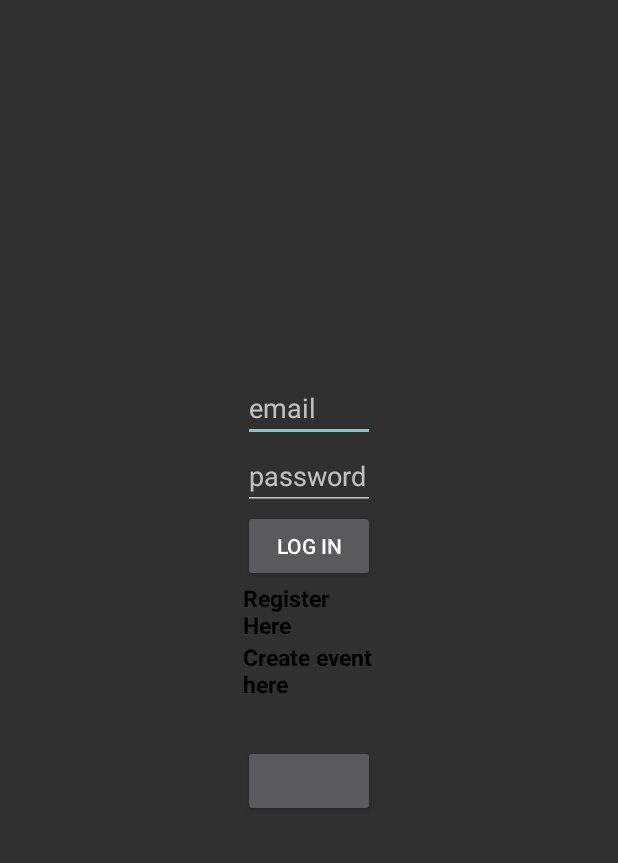
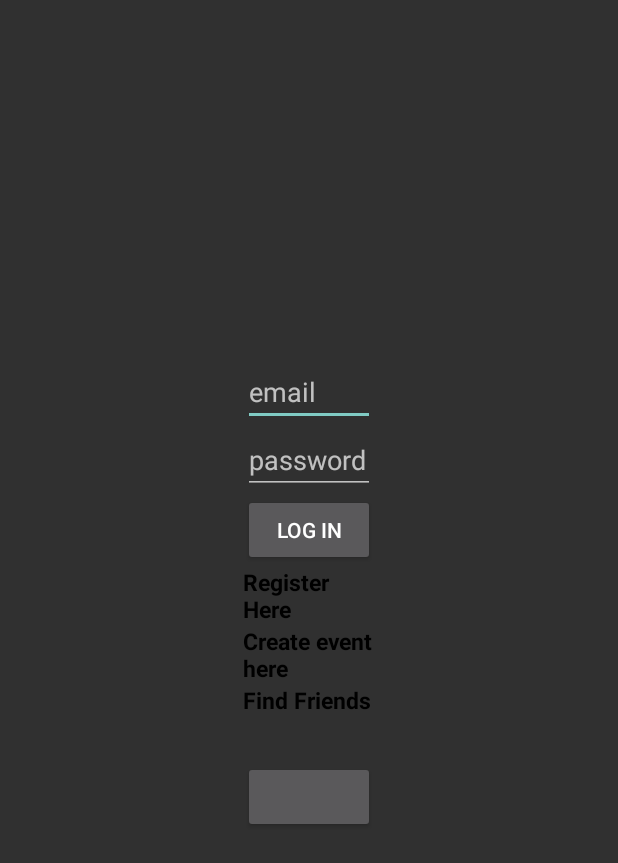
Before and after one commit to Fluchey/PVT_SportApp, an Android app: the screen it shows after launch (LoginActivity), on a phone screen of 412 x 824 dp. Shown: the top 863 px of the screen. Run offline under Robolectric (Android 15) with nearby library versions, the phone set to English and light mode, and no system bars; libraries missing offline, so code that uses them is left out: com.facebook, com.facebook.login; plain views replace LoginButton; 3 statements that could not run were skipped.

Commit message:
trying to show friends, not done

```diff
--- a/app/src/main/java/com/sportify/friends/presenter/FriendPresenter.java
+++ b/app/src/main/java/com/sportify/friends/presenter/FriendPresenter.java
@@ -1,6 +1,4 @@
 package com.sportify.friends.presenter;
-
-import java.util.ArrayList;
 
 /**
  * Created by Maja on 2017-04-27.
@@ -8,5 +6,5 @@ import java.util.ArrayList;
 
 public interface FriendPresenter {
 
-    void showFriends(ArrayList<String> friendList);
+    void showFriends();
 }
--- a/app/src/main/java/com/sportify/friends/request/FriendRequest.java
+++ b/app/src/main/java/com/sportify/friends/request/FriendRequest.java
@@ -1,4 +1,6 @@
 package com.sportify.friends.request;
+
+import java.util.ArrayList;
 
 /**
  * Created by Maja on 2017-04-27.
@@ -8,6 +10,7 @@ public interface FriendRequest {
 
     interface OnShowFriendsFinishedListener{
         void showApiResponse(String apiResponse);
+        void getFriends(String friends);
     }
 
     void makeApiRequest(String jsonMessage);
--- a/app/src/main/java/com/sportify/login/activity/LoginActivity.java
+++ b/app/src/main/java/com/sportify/login/activity/LoginActivity.java
@@ -19,6 +19,7 @@ import com.facebook.FacebookSdk;
 import com.facebook.login.LoginManager;
 import com.facebook.login.LoginResult;
 
+import com.sportify.friends.activity.FriendActivity;
 import com.sportify.login.presenter.LoginPresenterImpl;
 import com.sportify.createEvent.activity.CreateEventActivity;
 import com.sportify.register.activity.RegisterActivity;
@@ -65,6 +66,15 @@ public class LoginActivity extends AppCompatActivity implements LoginView {
             @Override
             public void onClick(View v) {
                 Intent createEventIntent = new Intent(LoginActivity.this, CreateEventActivity.class);
+                LoginActivity.this.startActivity(createEventIntent);
+            }
+        });
+
+        TextView tvFindFriends = (TextView) findViewById(R.id.tvFindFriends);
+        tvFindFriends.setOnClickListener(new View.OnClickListener() {
+            @Override
+            public void onClick(View v) {
+                Intent createEventIntent = new Intent(LoginActivity.this, FriendActivity.class);
                 LoginActivity.this.startActivity(createEventIntent);
             }
         });
--- a/app/src/main/res/layout/activity_friend.xml
+++ b/app/src/main/res/layout/activity_friend.xml
@@ -24,7 +24,8 @@
             android:layout_height="wrap_content"
             android:layout_centerVertical="true"
             android:layout_centerHorizontal="true"
-            android:text="Show Friends" />
+            android:text="Show Friends"
+            android:onClick="findFriendClick"/>
 
         <TextView
             android:id="@+id/tvShowFriends"
--- a/app/src/main/res/layout/activity_main.xml
+++ b/app/src/main/res/layout/activity_main.xml
@@ -59,6 +59,15 @@
             android:textSize="@dimen/standardTextSize"
             android:textColor="@android:color/black" />
 
+        <TextView
+            android:id="@+id/tvFindFriends"
+            android:layout_width="match_parent"
+            android:layout_height="wrap_content"
+            android:text="Find Friends"
+            android:textStyle="bold"
+            android:textSize="@dimen/standardTextSize"
+            android:textColor="@android:color/black" />
+
         <com.facebook.login.widget.LoginButton
             android:id="@+id/loginFacebookButton"
             android:layout_width="wrap_content"
--- a/app/src/main/res/layout/activity_register.xml
+++ b/app/src/main/res/layout/activity_register.xml
@@ -14,7 +14,7 @@
         android:layout_alignParentTop="true"
         android:layout_centerHorizontal="true"
         android:layout_marginTop="77dp"
-        android:text="@string/signUp"
+        android:text="@string/sign_up"
         android:textSize="@dimen/header" />
 
     <LinearLayout
@@ -54,7 +54,7 @@
             android:id="@+id/registerButton"
             android:layout_width="match_parent"
             android:layout_height="wrap_content"
-            android:text="@string/signUp"
+            android:text="@string/sign_up"
             android:onClick="signUpButtonClick"/>
 
         <TextView
--- a/app/src/main/res/values/strings.xml
+++ b/app/src/main/res/values/strings.xml
@@ -8,7 +8,7 @@
     <string name="log_in">Log In</string>
     <string name="register_here">Register Here</string>
     <string name="email">email</string>
-    <string name="signUp">Sign Up</string>
+    <string name="sign_up">Logga in</string>
     <string name="facebook_app_id">2064612590432123</string>
     <string name="title_activity_maps">Map</string>
 
```
Also changed, not shown: app/src/main/java/com/sportify/friends/activity/FriendActivity.java (+14 -0 lines), app/src/main/java/com/sportify/friends/presenter/FriendPresenterImpl.java (+41 -3 lines), app/src/main/java/com/sportify/friends/request/FriendRequestImpl.java (+2 -5 lines).
